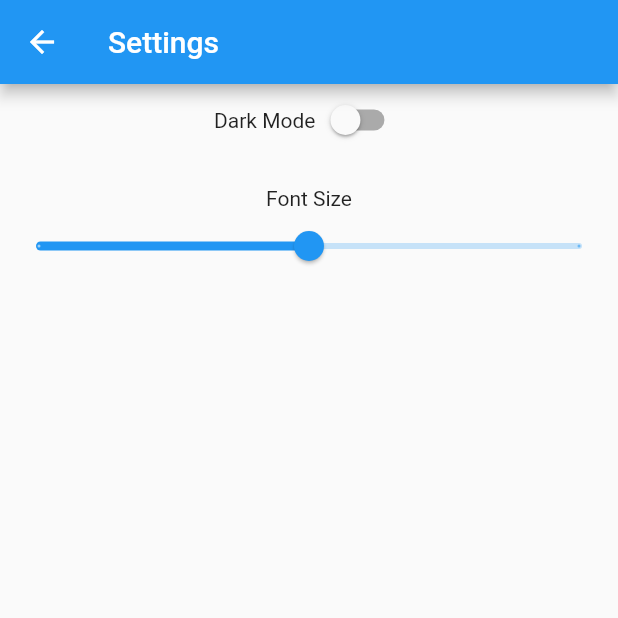
After one commit to rosscraw/respite_band, a Flutter app: the SettingsScreen screen opened directly, on a phone screen of 412 x 824 dp, the top half of it. The commit adds this screen. Run offline on Flutter 3.47's test engine with Material 2 defaults, Android fonts, the phone set to English and light mode, and no system bars; our stand-ins replace flutter_rating_bar, flutter_spinkit, font_awesome_flutter, google_fonts; missing offline and left inert: spotify.

Commit message:
Introduced a Settings screen. Changed the way band member images were loaded to perform faster.

```diff
--- /dev/null
+++ b/lib/views/settings/settings.dart
@@ -0,0 +1,73 @@
+import 'package:flutter/material.dart';
+import 'package:provider/provider.dart';
+
+/// Settings screen where user can:
+/// - Switch between light and dark themes.
+/// - Will have font size adjustment functionality.
+class SettingsScreen extends StatefulWidget {
+  final String title;
+  SettingsScreen({Key key, this.title}) : super(key: key);
+
+  @override
+  _SettingsScreenState createState() => _SettingsScreenState();
+}
+
+class _SettingsScreenState extends State<SettingsScreen> {
+  bool switchClick = false;
+  double fontSize = 1;
+  @override
+  Widget build(BuildContext context) {
+    return Scaffold(
+      appBar: AppBar(
+        title: Text(widget.title),
+      ),
+      body: Column(
+        children: [
+          Row(
+            mainAxisAlignment: MainAxisAlignment.center,
+            children: [
+              Text('Dark Mode'),
+              Switch(
+                value: switchClick,
+                onChanged: (bool) {
+                  setState(() {
+                    switchClick = !switchClick;
+
+                  });
+                },
+              ),
+            ],
+          ),
+          SizedBox(
+            height: 20,
+          ),
+          Text('Font Size'),
+          Slider(
+            value: fontSize,
+            onChanged: (newFontSize) {
+              setState(() {
+                fontSize = newFontSize;
+              });
+            },
+            divisions: 2,
+            min: 0,
+            max: 2,
+            label: sliderLabel(fontSize),
+          )
+        ],
+      ),
+    );
+  }
+
+  String sliderLabel(double fontSize) {
+    if(fontSize == 0) {
+      return 'Small';
+    }
+    else if(fontSize == 1) {
+      return 'Medium';
+    }
+    else {
+      return 'Large';
+    }
+  }
+}
--- a/pubspec.yaml
+++ b/pubspec.yaml
@@ -32,6 +32,7 @@ dependencies:
 #  http:
   flutter_rating_bar: ^3.0.0
   flutter_spinkit: ^4.1.2+1
+  #audio_manager: ^0.6.1
 
 
 dev_dependencies:
```
Also changed, not shown: lib/views/app_root.dart (+22 -1 lines), lib/views/members/members_screen.dart (+44 -36 lines), 2 other files.
